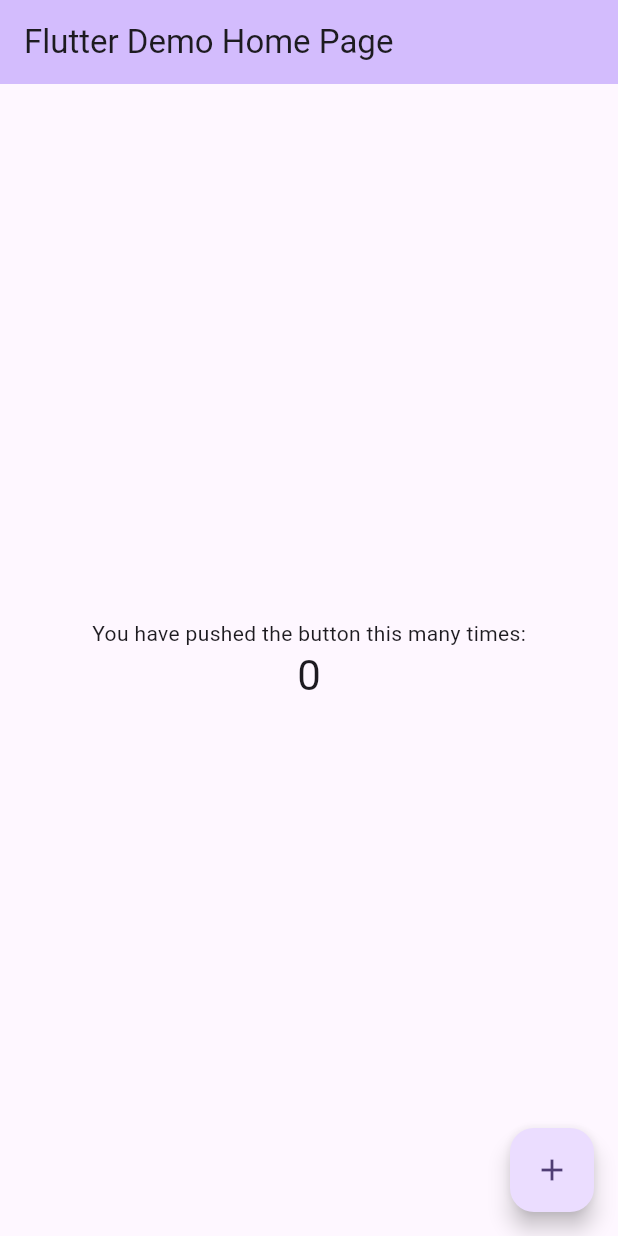
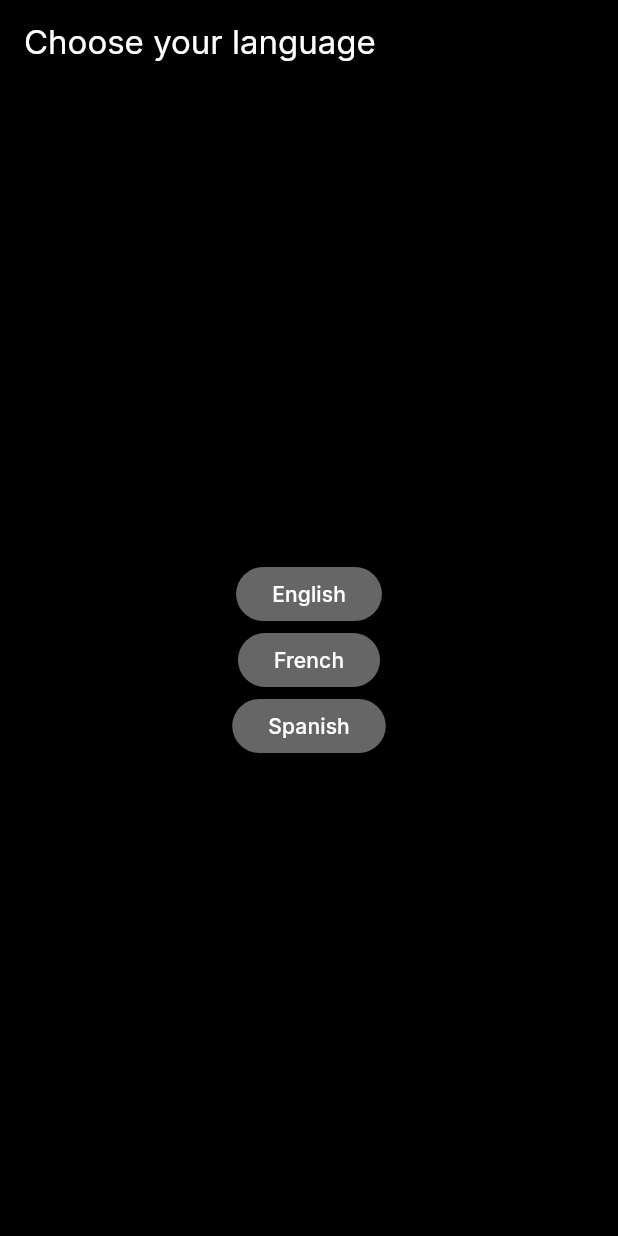
Before and after one commit to air-menu/flymenu, a Flutter app: the screen it shows after launch, on a phone screen of 412 x 824 dp. Run offline on Flutter 3.47's test engine with Material 3 defaults, Android fonts, the light colour scheme and no system bars; our stand-ins replace firebase_core, flutter_i18n, google_fonts; accounts and stored records are empty.

Commit message:
add: traduction et theme

```diff
--- /dev/null
+++ b/assets/flutter_i18n/en.json
@@ -0,0 +1,9 @@
+{
+    "language": {
+        "title": "Language",
+        "choose_language": "Choose your language",
+        "french": "French",
+        "english": "English",
+        "spanish": "Spanish"
+    }
+}
--- /dev/null
+++ b/assets/flutter_i18n/es.json
@@ -0,0 +1,9 @@
+{
+    "language": {
+        "title": "Idioma",
+        "choose_language": "Elige tu idioma",
+        "french": "Francés",
+        "english": "Inglés",
+        "spanish": "Español"
+    }
+}
--- a/lib/main.dart
+++ b/lib/main.dart
@@ -1,125 +1,61 @@
+import 'package:firebase_core/firebase_core.dart';
+import 'package:flutter/foundation.dart';
 import 'package:flutter/material.dart';
+import 'package:flutter_i18n/flutter_i18n.dart';
+import 'package:flutter_localizations/flutter_localizations.dart';
+import 'package:flymenu/styles.dart';
+import 'package:flymenu/views/settings/language_selection_page.dart';
 
-void main() {
-  runApp(const MyApp());
+  Future<void> main() async {
+
+    runApp(const MainView());
   }
 
-class MyApp extends StatelessWidget {
-  const MyApp({super.key});
+  class MainView extends StatelessWidget {
+    const MainView({super.key});
 
-  // This widget is the root of your application.
     @override
     Widget build(BuildContext context) {
+
       return MaterialApp(
-      title: 'Flutter Demo',
-      theme: ThemeData(
-        // This is the theme of your application.
-        //
-        // TRY THIS: Try running your application with "flutter run". You'll see
-        // the application has a purple toolbar. Then, without quitting the app,
-        // try changing the seedColor in the colorScheme below to Colors.green
-        // and then invoke "hot reload" (save your changes or press the "hot
-        // reload" button in a Flutter-supported IDE, or press "r" if you used
-        // the command line to start the app).
-        //
-        // Notice that the counter didn't reset back to zero; the application
-        // state is not lost during the reload. To reset the state, use hot
-        // restart instead.
-        //
-        // This works for code too, not just values: Most code changes can be
-        // tested with just a hot reload.
-        colorScheme: ColorScheme.fromSeed(seedColor: Colors.deepPurple),
-        useMaterial3: true,
+          localizationsDelegates: [
+            FlutterI18nDelegate(
+              translationLoader: FileTranslationLoader(
+                basePath: "assets/flutter_i18n",
+                fallbackFile: 'en',
+                useCountryCode: false,
               ),
-      home: const MyHomePage(title: 'Flutter Demo Home Page'),
-    );
+              missingTranslationHandler: (key, locale) {
+                if (kDebugMode) {
+                  print('I18n --- Missing Key: $key, '
+                      'languageCode: ${locale?.languageCode}');
+                }
+              },
+            ),
+          GlobalMaterialLocalizations.delegate,
+          GlobalWidgetsLocalizations.delegate,
+          GlobalCupertinoLocalizations.delegate,
+          ],
+          supportedLocales: const [
+            Locale('en'),
+            Locale('es'),
+            Locale('fr'),
+          ],
+          home: const LanguageSelectionPage(),
+          theme: Themes.darkTheme,);
     }
   }
 
-class MyHomePage extends StatefulWidget {
-  const MyHomePage({super.key, required this.title});
+// class MainContentView extends StatefulWidget {
+//   const MainContentView({super.key});
 
-  // This widget is the home page of your application. It is stateful, meaning
-  // that it has a State object (defined below) that contains fields that affect
-  // how it looks.
+//   @override
+//   State<MainContentView> createState() => _MainContentViewState();
+// }
 
-  // This class is the configuration for the state. It holds the values (in this
-  // case the title) provided by the parent (in this case the App widget) and
-  // used by the build method of the State. Fields in a Widget subclass are
-  // always marked "final".
-
-  final String title;
-
-  @override
-  State<MyHomePage> createState() => _MyHomePageState();
-}
-
-class _MyHomePageState extends State<MyHomePage> {
-  int _counter = 0;
-
-  void _incrementCounter() {
-    setState(() {
-      // This call to setState tells the Flutter framework that something has
-      // changed in this State, which causes it to rerun the build method below
-      // so that the display can reflect the updated values. If we changed
-      // _counter without calling setState(), then the build method would not be
-      // called again, and so nothing would appear to happen.
-      _counter++;
-    });
-  }
-
-  @override
-  Widget build(BuildContext context) {
-    // This method is rerun every time setState is called, for instance as done
-    // by the _incrementCounter method above.
-    //
-    // The Flutter framework has been optimized to make rerunning build methods
-    // fast, so that you can just rebuild anything that needs updating rather
-    // than having to individually change instances of widgets.
-    return Scaffold(
-      appBar: AppBar(
-        // TRY THIS: Try changing the color here to a specific color (to
-        // Colors.amber, perhaps?) and trigger a hot reload to see the AppBar
-        // change color while the other colors stay the same.
-        backgroundColor: Theme.of(context).colorScheme.inversePrimary,
-        // Here we take the value from the MyHomePage object that was created by
-        // the App.build method, and use it to set our appbar title.
-        title: Text(widget.title),
-      ),
-      body: Center(
-        // Center is a layout widget. It takes a single child and positions it
-        // in the middle of the parent.
-        child: Column(
-          // Column is also a layout widget. It takes a list of children and
-          // arranges them vertically. By default, it sizes itself to fit its
-          // children horizontally, and tries to be as tall as its parent.
-          //
-          // Column has various properties to control how it sizes itself and
-          // how it positions its children. Here we use mainAxisAlignment to
-          // center the children vertically; the main axis here is the vertical
-          // axis because Columns are vertical (the cross axis would be
-          // horizontal).
-          //
-          // TRY THIS: Invoke "debug painting" (choose the "Toggle Debug Paint"
-          // action in the IDE, or press "p" in the console), to see the
-          // wireframe for each widget.
-          mainAxisAlignment: MainAxisAlignment.center,
-          children: <Widget>[
-            const Text(
-              'You have pushed the button this many times:',
-            ),
-            Text(
-              '$_counter',
-              style: Theme.of(context).textTheme.headlineMedium,
-            ),
-          ],
-        ),
-      ),
-      floatingActionButton: FloatingActionButton(
-        onPressed: _incrementCounter,
-        tooltip: 'Increment',
-        child: const Icon(Icons.add),
-      ), // This trailing comma makes auto-formatting nicer for build methods.
-    );
-  }
-}
+// class _MainContentViewState extends State<MainContentView> {
+//   @override
+//   Widget build(BuildContext context) {
+//     return const Navbar();
+//   }
+// }
--- /dev/null
+++ b/lib/styles.dart
@@ -0,0 +1,129 @@
+import 'package:flutter/material.dart';
+import 'package:flutter/services.dart';
+import 'package:google_fonts/google_fonts.dart';
+
+class Couleur {
+  static const blue = Color(0xFF217FB4);
+  static const red = Color(0xFFC50909);
+  static const gray = Color(0xFF666666);
+  static const black = Colors.black;
+  static const darkGray = Color(0xFF333333);
+  static const white = Colors.white;
+  static const darkwhite = Color(0xFFE5E5E5);
+}
+
+class Themes {
+  static ThemeData lightTheme = ThemeData(
+    useMaterial3: true,
+    fontFamily: GoogleFonts.inter().fontFamily,
+    textTheme: GoogleFonts.interTextTheme(),
+    colorScheme: const ColorScheme(
+      brightness: Brightness.light,
+      primary: Couleur.black,
+      onPrimary: Couleur.white,
+      secondary: Couleur.blue,
+      onSecondary: Couleur.white,
+      surface: Couleur.gray,
+      onSurface: Couleur.white,
+      background: Couleur.white,
+      onBackground: Couleur.black,
+      error: Couleur.red,
+      onError: Couleur.white,
+    ),
+    scaffoldBackgroundColor: Couleur.white,
+    visualDensity: VisualDensity.comfortable,
+    brightness: Brightness.light,
+    appBarTheme: const AppBarTheme(
+      systemOverlayStyle: SystemUiOverlayStyle.dark,
+      backgroundColor: Couleur.white,
+      foregroundColor: Couleur.black,
+      iconTheme: IconThemeData(color: Color.fromARGB(255, 178, 176, 176)),
+    ),
+    primaryTextTheme: const TextTheme(
+      titleLarge: TextStyle(
+        color: Couleur.darkwhite,
+        fontSize: 20,
+        fontWeight: FontWeight.w600,
+      ),
+    ),
+  );
+
+  static ThemeData darkTheme = ThemeData(
+    useMaterial3: true,
+    fontFamily: GoogleFonts.inter().fontFamily,
+    textTheme: GoogleFonts.interTextTheme(
+      ThemeData(brightness: Brightness.dark).textTheme,
+    ),
+    colorScheme: const ColorScheme(
+      brightness: Brightness.dark,
+      primary: Couleur.white,
+      onPrimary: Couleur.white,
+      secondary: Couleur.blue,
+      onSecondary: Couleur.white,
+      surface: Couleur.gray,
+      onSurface: Couleur.white,
+      background: Couleur.black,
+      onBackground: Couleur.white,
+      error: Couleur.red,
+      onError: Couleur.white,
+    ),
+    scaffoldBackgroundColor: Couleur.black,
+    visualDensity: VisualDensity.comfortable,
+    brightness: Brightness.dark,
+    appBarTheme: const AppBarTheme(
+      systemOverlayStyle: SystemUiOverlayStyle.light,
+      backgroundColor: Couleur.black,
+      foregroundColor: Couleur.white,
+      iconTheme: IconThemeData(
+        color: Color(0xFF808080),
+      ),
+    ),
+  );
+
+  static ThemeData dimTheme = ThemeData(
+    useMaterial3: true,
+    fontFamily: GoogleFonts.inter().fontFamily,
+    textTheme: GoogleFonts.interTextTheme(
+      ThemeData(brightness: Brightness.dark).textTheme,
+    ),
+    colorScheme: const ColorScheme(
+      brightness: Brightness.dark,
+      primary: Couleur.red,
+      onPrimary: Couleur.white,
+      secondary: Couleur.blue,
+      onSecondary: Couleur.white,
+      surface: Couleur.gray,
+      onSurface: Couleur.white,
+      background: Couleur.darkGray,
+      onBackground: Couleur.white,
+      error: Couleur.red,
+      onError: Couleur.white,
+    ),
+    scaffoldBackgroundColor: Couleur.darkGray,
+    visualDensity: VisualDensity.comfortable,
+    brightness: Brightness.dark,
+    appBarTheme: const AppBarTheme(
+      systemOverlayStyle: SystemUiOverlayStyle.dark,
+      backgroundColor: Couleur.darkGray,
+      iconTheme: IconThemeData(color: Couleur.white),
+
+    ),
+  );
+}
+
+extension ThemeExtension on BuildContext {
+  ThemeData get theme => Theme.of(this);
+  TextTheme get font => theme.textTheme;
+  ColorScheme get colour => theme.colorScheme;
+}
+
+(TextTheme, String) buildFonts(bool isTest) {
+  final family = GoogleFonts.inter().fontFamily!;
+  final theme = GoogleFonts.interTextTheme();
+
+  if (isTest) {
+    return (theme, family);
+  }
+
+  return (theme, family);
+}
--- /dev/null
+++ b/lib/views/settings/language_selection_page.dart
@@ -0,0 +1,48 @@
+import 'package:flutter/material.dart';
+import 'package:flutter_i18n/flutter_i18n.dart';
+
+class LanguageSelectionPage extends StatefulWidget {
+  const LanguageSelectionPage({super.key});
+
+  @override
+  State<LanguageSelectionPage> createState() => _LanguageSelectionPageState();
+}
+
+class _LanguageSelectionPageState extends State<LanguageSelectionPage> {
+  @override
+  Widget build(BuildContext context) {
+    return Scaffold(
+      appBar: AppBar(
+        title: Text(FlutterI18n.translate(context, "language.choose_language")),
+      ),
+      body: Center(
+        child: Column(
+          mainAxisAlignment: MainAxisAlignment.center,
+          children: [
+            ElevatedButton(
+              onPressed: () async {
+                await FlutterI18n.refresh(context, const Locale('en'));
+                setState(() {});
+              },
+              child: Text(FlutterI18n.translate(context, "language.english")),
+            ),
+            ElevatedButton(
+              onPressed: () async {
+                await FlutterI18n.refresh(context, const Locale('fr'));
+                setState(() {});
+              },
+              child: Text(FlutterI18n.translate(context, "language.french")),
+            ),
+            ElevatedButton(
+              onPressed: () async {
+                await FlutterI18n.refresh(context, const Locale('es'));
+                setState(() {});
+              },
+              child: Text(FlutterI18n.translate(context, "language.spanish")),
+            ),
+          ],
+        ),
+      ),
+    );
+  }
+}
```
Also changed, not shown: assets/flutter_i18n/fr.json (added, +9 -0 lines), pubspec.yaml (+11 -1 lines), pubspec.lock, 4 other files. Lines whose indentation alone changed are shown as unchanged.
